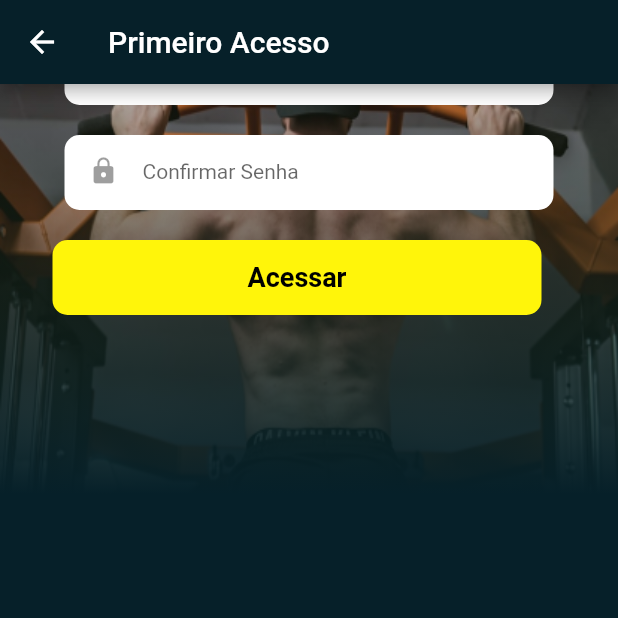
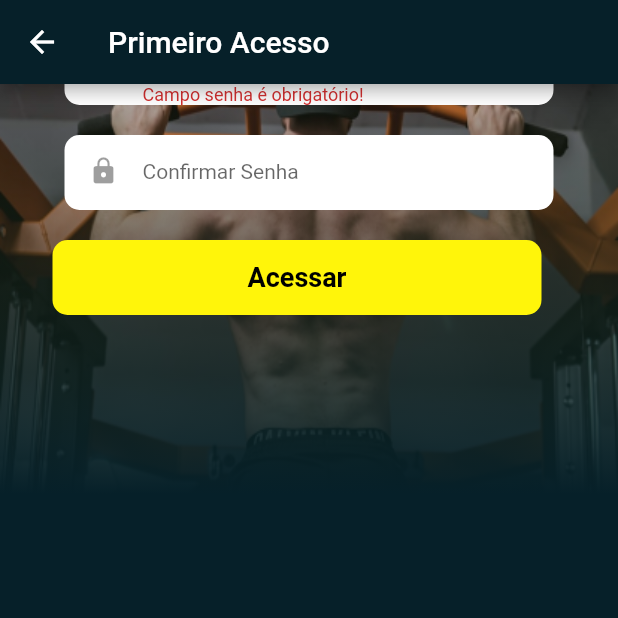
Before and after one commit to Diego-amd/apoio_forca_treino, a Flutter app: the AlteracaoSenha screen opened by its route, scrolled down 56 dp, after a tap on "Acessar", on a phone screen of 412 x 824 dp, the top half of it. Run offline on Flutter 3.47's test engine with Material 2 defaults, Android fonts, the light colour scheme and no system bars; our stand-ins replace cloud_firestore, firebase_auth, firebase_core, firebase_storage, shared_preferences; accounts and stored records are empty.

Commit message:
Alteraração de senha com validação

```diff
--- a/lib/view/alteracaoSenha.view.dart
+++ b/lib/view/alteracaoSenha.view.dart
@@ -37,7 +37,8 @@ class AlteracaoSenha extends StatelessWidget {
   var formKey = GlobalKey<FormState>();
 
   void changePassword(BuildContext context) async {
-    if (validaSenha()) {
+    if (formKey.currentState!.validate()) {
+      formKey.currentState!.save();
       var newPassword = camposenha.text;
       final user = await FirebaseAuth.instance.currentUser;
       final cred =
@@ -128,6 +129,8 @@ class AlteracaoSenha extends StatelessWidget {
                                 validator: (value) {
                                   if (value!.isEmpty) {
                                     return "Campo senha é obrigatório!";
+                                  } else if (value.length < 6) {
+                                    return "Senha tem que ter mais de 6 caracteres";
                                   }
                                   return null;
                                 },
@@ -160,8 +163,8 @@ class AlteracaoSenha extends StatelessWidget {
                               child: TextFormField(
                                 controller: campoconfirmaSenha,
                                 validator: (value) {
-                                  if (value!.isEmpty) {
-                                    return "Campo senha é obrigatório!";
+                                  if (value != camposenha.text) {
+                                    return "Senha diferente do digitado acima";
                                   }
                                   return null;
                                 },
--- a/pubspec.yaml
+++ b/pubspec.yaml
@@ -40,6 +40,7 @@ dependencies:
   flutter_hooks: ^0.18.3
   file_picker: ^3.0.1
   firebase_storage: ^10.0.3
+  shared_preferences: ^2.0.15
 
 dev_dependencies:
   flutter_test:
```
Also changed, not shown: lib/view/login.view.dart (+20 -3 lines), pubspec.lock.
